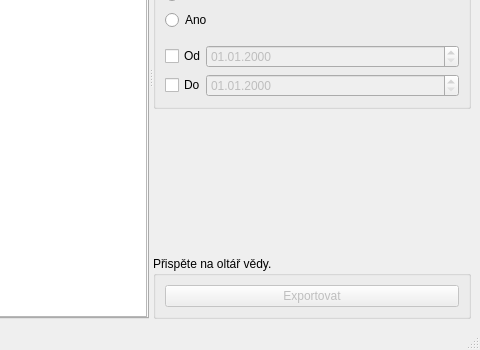
Before: the Qt Designer form src/chateen.ui in wykys/chateen, drawn with Qt 5; both pictures show x 403 to 883 and y 194 to 544 of the 883 by 544 pixel window.
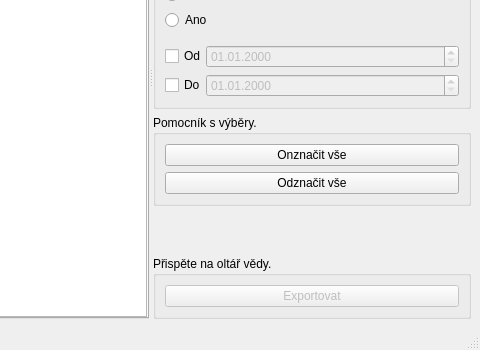
After: the same form once the commit is applied.

Commit message: Added sellect buttons

```diff
--- a/src/chateen.ui
+++ b/src/chateen.ui
@@ -321,6 +321,29 @@
           </layout>
          </widget>
         </item>
+        <item>
+         <widget class="QGroupBox" name="groupbox_select">
+          <property name="title">
+           <string>Pomocník s výběry.</string>
+          </property>
+          <layout class="QVBoxLayout" name="verticalLayout_10">
+           <item>
+            <widget class="QPushButton" name="btn_select_all">
+             <property name="text">
+              <string>Onznačit vše</string>
+             </property>
+            </widget>
+           </item>
+           <item>
+            <widget class="QPushButton" name="btn_deselect_all">
+             <property name="text">
+              <string>Odznačit vše</string>
+             </property>
+            </widget>
+           </item>
+          </layout>
+         </widget>
+        </item>
         <item>
          <spacer name="verticalSpacer_2">
           <property name="orientation">
```
Left out of the diff: 50 changed lines with no effect on the pictures. The commit also changes 3 other files.
